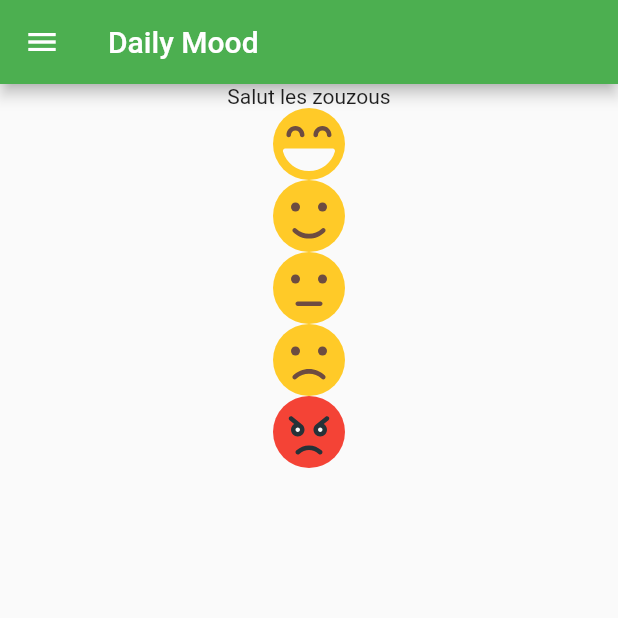
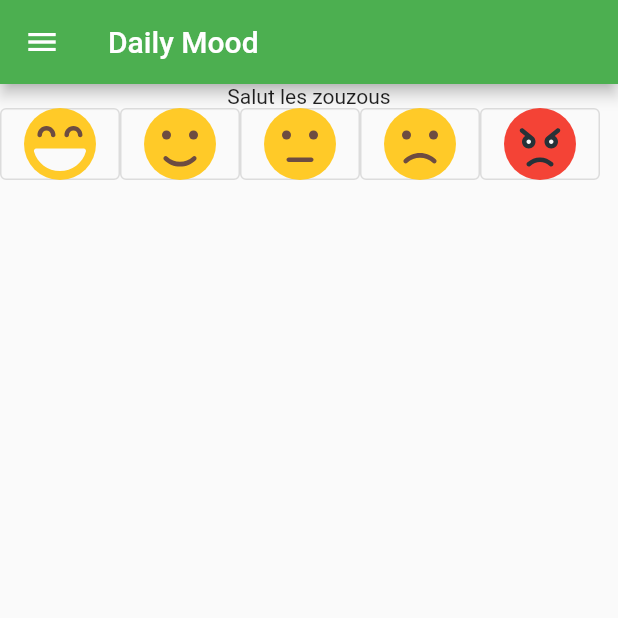
Before and after one commit to chaurunda/daily_mood, a Flutter app: the screen it shows after launch, on a phone screen of 412 x 824 dp, the top half of it. Run offline on Flutter 3.47's test engine with Material 2 defaults, Android fonts, the light colour scheme and no system bars; our stand-ins replace flutter_svg, syncfusion_flutter_charts.

Commit message:
Change svg to button

```diff
--- /dev/null
+++ b/lib/components/moodButton/moodButton.dart
@@ -0,0 +1,75 @@
+import 'package:flutter/material.dart';
+import 'package:flutter_svg/flutter_svg.dart';
+
+class moodButton extends StatefulWidget {
+  @override
+  _moodButtonState createState() => _moodButtonState();
+}
+
+class _moodButtonState extends State<moodButton> {
+  final String extasic = "public/svg/5.svg";
+  final String happy = "public/svg/4.svg";
+  final String neutral = "public/svg/3.svg";
+  final String sad = "public/svg/2.svg";
+  final String angry = "public/svg/1.svg";
+  @override
+  Widget build(BuildContext context) {
+    Future<void> _showMyDialog(moodLevel) async {
+      return showDialog<void>(
+        context: context,
+        barrierDismissible: false, // user must tap button!
+        builder: (BuildContext context) {
+          return AlertDialog(
+            title: Text('AlertDialog Title'),
+            content: SingleChildScrollView(
+              child: ListBody(
+                children: <Widget>[
+                  Text('$moodLevel'),
+                  Text('This is a demo alert dialog.'),
+                  Text('Would you like to approve of this message?'),
+                ],
+              ),
+            ),
+            actions: <Widget>[
+              TextButton(
+                child: Text('Approve'),
+                onPressed: () {
+                  Navigator.of(context).pop();
+                },
+              ),
+            ],
+          );
+        },
+      );
+    }
+
+    return Column(
+      children: [
+        Row(
+          children: [
+            OutlinedButton(
+              child: SvgPicture.asset(extasic, width: 48, height: 48),
+              onPressed: () => _showMyDialog(5),
+            ),
+            OutlinedButton(
+              child: SvgPicture.asset(happy, width: 48, height: 48),
+              onPressed: () => _showMyDialog(4),
+            ),
+            OutlinedButton(
+              child: SvgPicture.asset(neutral, width: 48, height: 48),
+              onPressed: () => _showMyDialog(3),
+            ),
+            OutlinedButton(
+              child: SvgPicture.asset(sad, width: 48, height: 48),
+              onPressed: () => _showMyDialog(2),
+            ),
+            OutlinedButton(
+              child: SvgPicture.asset(angry, width: 48, height: 48),
+              onPressed: () => _showMyDialog(1),
+            ),
+          ],
+        ),
+      ],
+    );
+  }
+}
--- a/lib/screens/home.dart
+++ b/lib/screens/home.dart
@@ -1,6 +1,6 @@
 import 'package:daily_mood/components/drawer/drawer.dart';
+import 'package:daily_mood/components/moodButton/moodButton.dart';
 import 'package:flutter/material.dart';
-import 'package:flutter_svg/svg.dart';
 
 class Home extends StatefulWidget {
   Home({Key key, this.title}) : super(key: key);
@@ -12,12 +12,6 @@ class Home extends StatefulWidget {
 }
 
 class _HomeState extends State<Home> {
-  final String extasic = "public/svg/5.svg";
-  final String happy = "public/svg/4.svg";
-  final String neutral = "public/svg/3.svg";
-  final String sad = "public/svg/2.svg";
-  final String angry = "public/svg/1.svg";
-
   @override
   Widget build(BuildContext context) {
     return Scaffold(
@@ -26,16 +20,13 @@ class _HomeState extends State<Home> {
       ),
       drawer: MyDrawer(),
       body: Center(
-          child: Column(
-        children: [
-          Text('Salut les zouzous'),
-          SvgPicture.asset(extasic, width: 48, height: 48),
-          SvgPicture.asset(happy, width: 48, height: 48),
-          SvgPicture.asset(neutral, width: 48, height: 48),
-          SvgPicture.asset(sad, width: 48, height: 48),
-          SvgPicture.asset(angry, width: 48, height: 48),
-        ],
-      )),
+        child: Column(
+          children: [
+            Text('Salut les zouzous'),
+            moodButton(),
+          ],
+        ),
+      ),
     );
   }
 }
```
